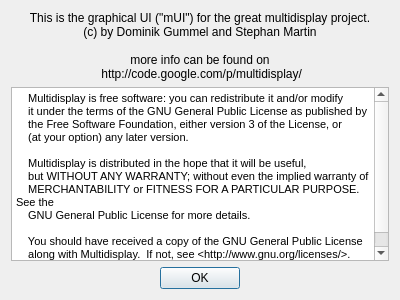
Before: the Qt Designer form src/AboutDialog.ui in digifant/multidisplay-app, drawn with Qt 5.
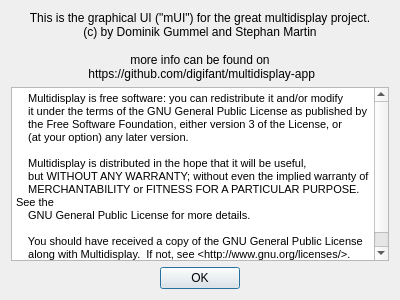
After: the same form once the commit is applied.

Patch:
```diff
--- a/src/AboutDialog.ui
+++ b/src/AboutDialog.ui
@@ -21,7 +21,7 @@
 (c) by Dominik Gummel and Stephan Martin 
 
 more info can be found on
- http://code.google.com/p/multidisplay/</string>
+ https://github.com/digifant/multidisplay-app</string>
      </property>
      <property name="alignment">
       <set>Qt::AlignCenter</set>
```
Left out of the diff: 2 changed lines with no effect on the pictures.
